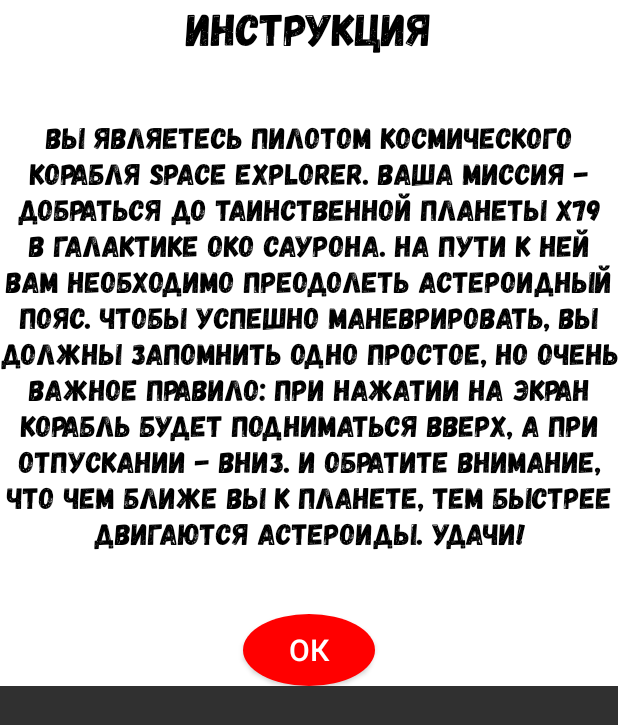
After one commit to Kirill1995-x/Spaceship, an Android app: the layout dialog_instruction.xml on its own in the app's theme, with its tools: preview values and no code run, on a phone screen of 412 x 824 dp. The commit adds this screen. Shown: the top 725 px of the screen. Run offline under Robolectric (Android 15) with nearby library versions, the phone set to English and light mode, and no system bars.

Commit message:
1. Added GameOver dialog 2. Added Instruction dialog 3. Added two screenshots for README.md 4. Changed generation of Asteroids

```diff
--- /dev/null
+++ b/app/src/main/res/drawable/button.xml
@@ -0,0 +1,6 @@
+<?xml version="1.0" encoding="utf-8"?>
+<shape
+    xmlns:android="http://schemas.android.com/apk/res/android"
+    android:shape="oval">
+    <solid android:color="#FF0000"/>
+</shape>
--- /dev/null
+++ b/app/src/main/res/layout/dialog_instruction.xml
@@ -0,0 +1,45 @@
+<?xml version="1.0" encoding="utf-8"?>
+<ScrollView
+    xmlns:android="http://schemas.android.com/apk/res/android"
+    android:layout_width="match_parent"
+    android:layout_height="wrap_content"
+    android:background="@color/white"
+    xmlns:app="http://schemas.android.com/apk/res-auto">
+
+    <LinearLayout
+        android:layout_width="match_parent"
+        android:layout_height="wrap_content"
+        android:orientation="vertical"
+        android:gravity="center_horizontal">
+        <TextView
+            android:id="@+id/tvTitleOfDialog"
+            style="@style/TextViewTitleDialogStyle"
+            android:text="@string/title_instruction"
+            android:gravity="center_horizontal"
+            app:layout_constraintTop_toTopOf="parent"
+            app:layout_constraintLeft_toLeftOf="parent"
+            app:layout_constraintRight_toRightOf="parent"/>
+        <TextView
+            android:id="@+id/tvMessageOfDialog"
+            style="@style/TextViewDialogStyle"
+            android:text="@string/message_instruction"
+            android:gravity="center_horizontal"
+            android:layout_marginTop="40dp"
+            app:layout_constraintTop_toBottomOf="@id/tvTitleOfDialog"
+            app:layout_constraintLeft_toLeftOf="parent"
+            app:layout_constraintRight_toRightOf="parent"/>
+        <Button
+            android:id="@+id/btnCloseDialog"
+            android:layout_width="wrap_content"
+            android:layout_height="wrap_content"
+            android:text="@string/button_ok"
+            android:textColor="@color/text_color"
+            android:textSize="@dimen/text_size"
+            android:gravity="center"
+            android:layout_marginTop="40dp"
+            app:layout_constraintTop_toBottomOf="@id/tvMessageOfDialog"
+            app:layout_constraintLeft_toLeftOf="parent"
+            app:layout_constraintRight_toRightOf="parent"
+            android:background="@drawable/button"/>
+    </LinearLayout>
+</ScrollView>
--- a/app/src/main/res/values/colors.xml
+++ b/app/src/main/res/values/colors.xml
@@ -9,4 +9,5 @@
     <color name="white">#FFFFFFFF</color>
     <color name="background_color">#000000</color>
     <color name="text_color">#FFFFFF</color>
+    <color name="text_color_dialog">#000000</color>
 </resources>
--- a/app/src/main/res/values/strings.xml
+++ b/app/src/main/res/values/strings.xml
@@ -1,14 +1,21 @@
 <resources>
     <string name="app_name">Space explorer</string>
     <string name="start_game">Начать игру</string>
-<!--<string name="choose_spaceship">Выбор корабля</string>-->
+    <!--<string name="choose_spaceship">Выбор корабля</string>-->
     <string name="instruction">Инструкция</string>
     <string name="about_authors">Об авторах</string>
     <string name="result">Результат:</string>
     <string name="km">км</string>
-    <string name="title_game_over">Игра окончена</string>
+    <string name="title_game_over">Миссия провалена</string>
     <string name="title_instruction">Инструкция</string>
-    <string name="message_instruction">Для работы...</string>
+    <string name="message_instruction">Вы являетесь пилотом космического корабля "Space explorer".
+        Ваша миссия - добраться до таинственной планеты X79 в Галактике "Око Саурона".
+        На пути к ней Вам необходимо преодолеть астероидный пояс. Чтобы успешно маневрировать,
+        Вы должны запомнить одно простое, но очень важное правило:
+        при нажатии на экран корабль будет подниматься вверх, а при отпускании - вниз.
+        И обратите внимание, что чем ближе Вы к планете, тем быстрее двигаются астероиды.
+        Удачи!
+    </string>
     <string name="button_ok">Ок</string>
     <string name="flag">normal</string>
 </resources>
--- a/app/src/main/res/values/themes.xml
+++ b/app/src/main/res/values/themes.xml
@@ -17,14 +17,23 @@
     <style name="DefaultTextViewStyle">
         <item name="android:layout_width">match_parent</item>
         <item name="android:layout_height">wrap_content</item>
-        <item name="android:textColor">@color/text_color</item>
         <item name="android:textAllCaps">true</item>
         <item name="fontFamily">@font/font</item>
     </style>
     <style name="TextViewStyle" parent="DefaultTextViewStyle">
         <item name="android:textSize">@dimen/text_size</item>
+        <item name="android:textColor">@color/text_color</item>
+    </style>
+    <style name="TextViewDialogStyle" parent="DefaultTextViewStyle">
+        <item name="android:textSize">@dimen/text_size</item>
+        <item name="android:textColor">@color/text_color_dialog</item>
     </style>
     <style name="TextViewTitleStyle" parent="DefaultTextViewStyle">
         <item name="android:textSize">@dimen/title_size</item>
+        <item name="android:textColor">@color/text_color</item>
+    </style>
+    <style name="TextViewTitleDialogStyle" parent="DefaultTextViewStyle">
+        <item name="android:textSize">@dimen/title_size</item>
+        <item name="android:textColor">@color/text_color_dialog</item>
     </style>
 </resources>
```
Also changed, not shown: app/src/main/AndroidManifest.xml (+8 -5 lines), app/src/main/java/com/rusdevapp/spaceship/AboutAuthorsActivity.kt (added, +11 -0 lines), app/src/main/java/com/rusdevapp/spaceship/DialogGameOver.kt (+11 -7 lines), app/src/main/java/com/rusdevapp/spaceship/DialogInstruction.kt (+12 -9 lines), app/src/main/java/com/rusdevapp/spaceship/elements/Asteroid.kt (+1 -37 lines), app/src/main/res/layout/activity_about_authors.xml (added, +9 -0 lines), app/src/main/res/layout/dialog_game_over.xml (added, +32 -0 lines), app/src/main/res/screenshots/screenshot_1.jpg (added), app/src/main/res/screenshots/screenshot_2.jpg (added).
